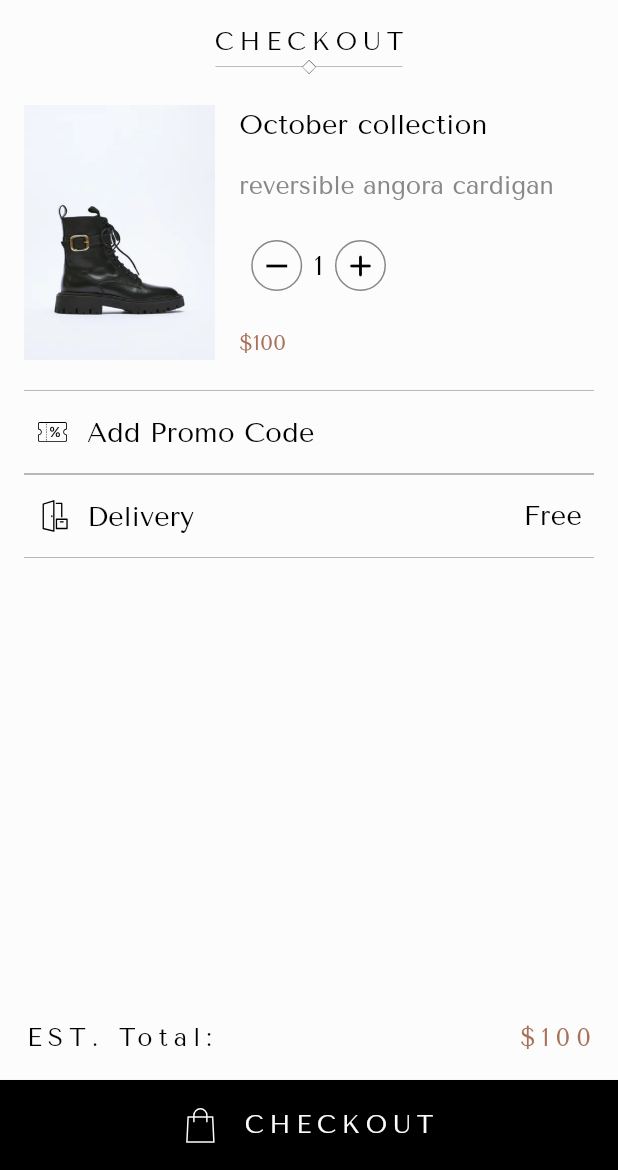
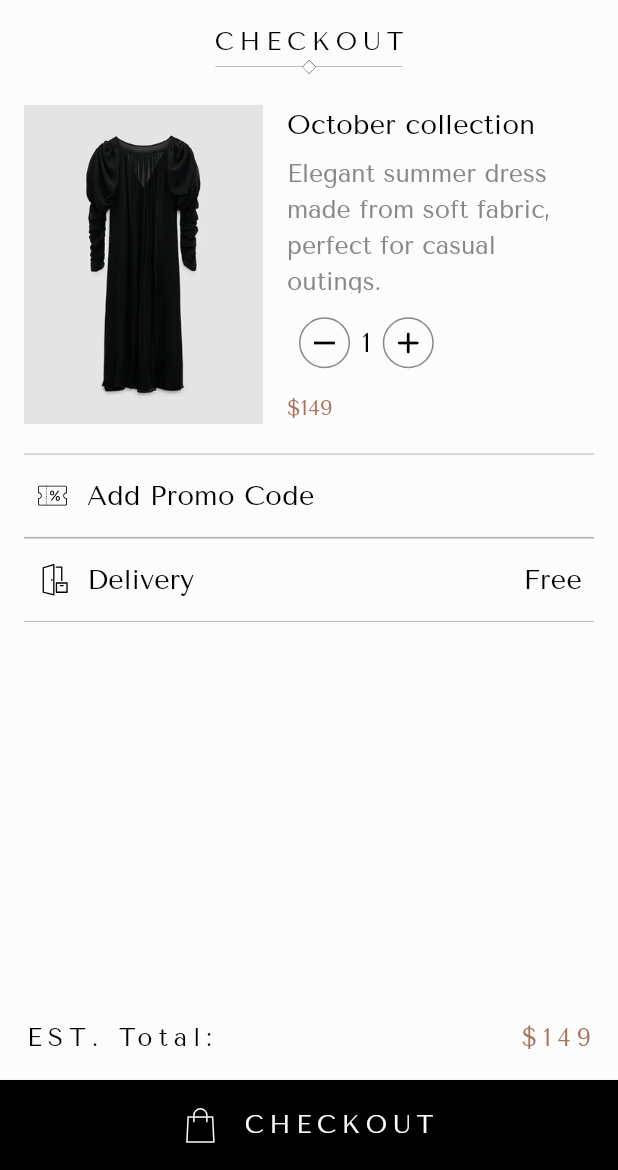
Before and after one commit to MohammedHafiz27/open_fashion, a Flutter app: the screen it shows after launch, after a tap on "October collection", on a phone screen of 412 x 824 dp, the part 66-1236 px from its top. Run offline on Flutter 3.47's test engine with Material 3 defaults, Android fonts, the phone set to English and light mode, and no system bars; our stand-ins replace flutter_svg, go_router, ionicons.

Commit message:
fix responsive text in checkout

```diff
--- a/lib/Features/checkout_page/presentation/views/widgets/checkout_item.dart
+++ b/lib/Features/checkout_page/presentation/views/widgets/checkout_item.dart
@@ -15,17 +15,18 @@ class CheckoutItem extends StatelessWidget {
     return Padding(
       padding: const EdgeInsets.symmetric(horizontal: 16.0, vertical: 20),
       child: AspectRatio(
-        aspectRatio: 313 / 140,
+        aspectRatio: 313 / 175,
         child: Row(
           spacing: 16,
           children: [
             Image.asset(productModel.image, fit: BoxFit.cover),
-            Column(
-              spacing: 16,
+            Expanded(
+              child: Column(
+                spacing: 8,
                 crossAxisAlignment: CrossAxisAlignment.start,
                 children: [
                   Text(productModel.title, style: AppStyles.bodyLarge(context).copyWith(color: AppColors.titleActive)),
-                Text(productModel.description, style: AppStyles.bodyMedium(context)),
+                  Expanded(child: Text(productModel.description, style: AppStyles.bodyMedium(context))),
                   Row(
                     children: [
                       CheckoutButton(
@@ -54,6 +55,7 @@ class CheckoutItem extends StatelessWidget {
                   Text("\$${productModel.price}", style: AppStyles.bodySmall(context)),
                 ],
               ),
+            ),
           ],
         ),
       ),
--- a/lib/Features/home_page/data/models/product_model.dart
+++ b/lib/Features/home_page/data/models/product_model.dart
@@ -8,25 +8,40 @@ class ProductModel {
 
   static List<ProductModel> products = [
     ProductModel(
+      image: AppAssets.productsProduct6,
+      title: "October collection",
+      description: "Elegant summer dress made from soft fabric, perfect for casual outings.",
+      price: 149,
+    ),
+    ProductModel(
       image: AppAssets.productsProduct1,
       title: "October collection",
-      description: "reversible angora cardigan",
-      price: 100,
+      description: "Stylish leather ankle boots that combine comfort with timeless fashion.",
+      price: 99,
     ),
-    ProductModel(image: AppAssets.productsProduct2, title: "October collection", description: "mnemo", price: 120),
+    ProductModel(
+      image: AppAssets.productsProduct2,
+      title: "October collection",
+      description: "Luxury gold-plated earrings with a modern minimalist design.",
+      price: 499,
+    ),
     ProductModel(
       image: AppAssets.productsProduct3,
       title: "October collection",
-      description: "reversible angora cardigan",
-      price: 120,
+      description: "Sparkling diamond ring crafted with precision for a classic look.",
+      price: 999,
     ),
-    ProductModel(image: AppAssets.productsProduct4, title: "October collection", description: "mnemo", price: 150),
+    ProductModel(
+      image: AppAssets.productsProduct4,
+      title: "October collection",
+      description: "Delicate gold bracelet featuring elegant chain details.",
+      price: 1499,
+    ),
     ProductModel(
       image: AppAssets.productsProduct5,
       title: "October collection",
-      description: "reversible angora cardigan",
-      price: 130,
+      description: "Luxury bracelet set with unique textures and premium materials.",
+      price: 2799,
     ),
-    ProductModel(image: AppAssets.productsProduct6, title: "October collection", description: "menmo", price: 99),
   ];
 }
```
Lines whose indentation alone changed are shown as unchanged.
